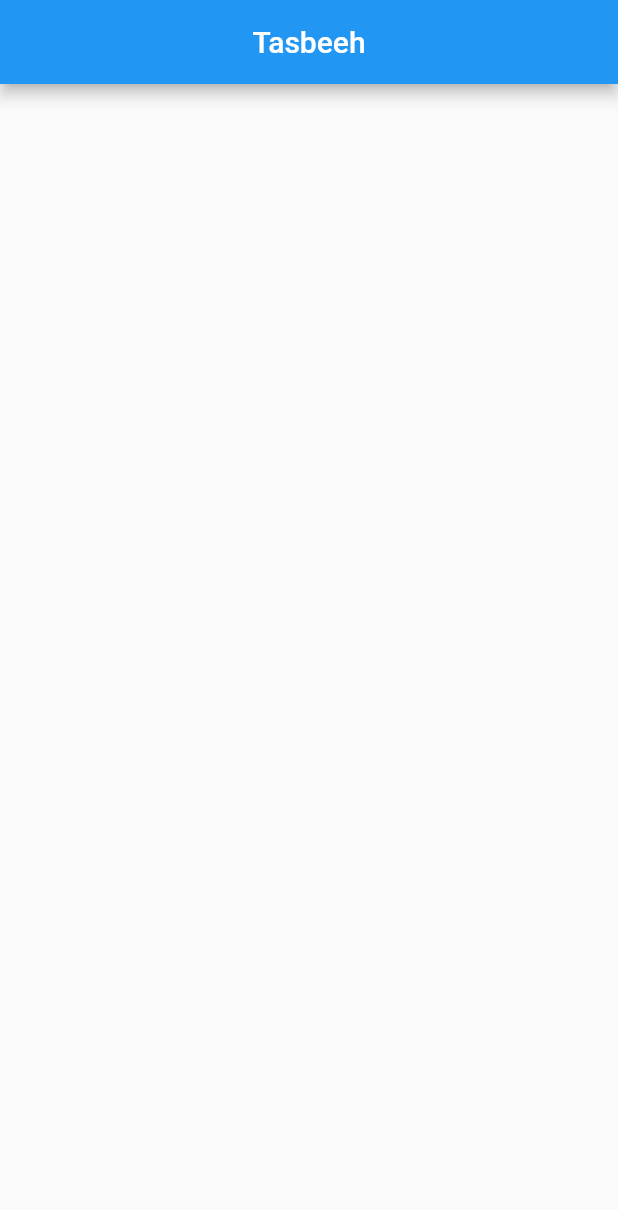
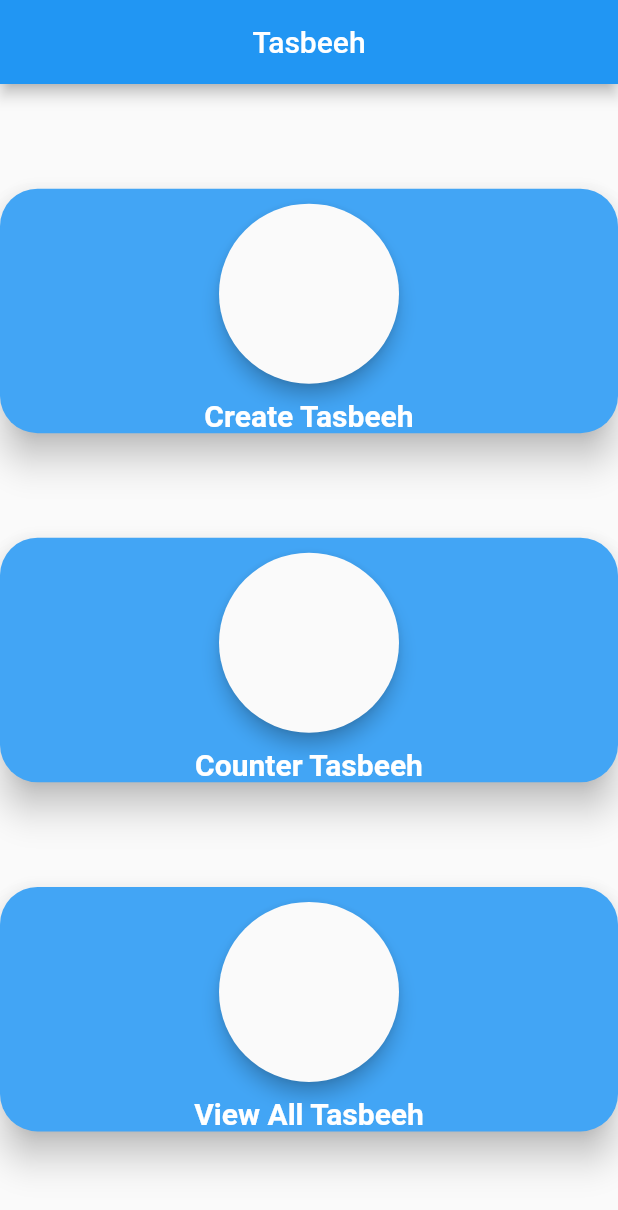
Before and after one commit to suleman24/Mobile-Apps, a Flutter app: the screen it shows after launch, on a phone screen of 412 x 824 dp. Shown: the top 1210 px of the screen. Run offline on Flutter 3.47's test engine with Material 2 defaults, Android fonts, the phone set to English and light mode, and no system bars; our stand-ins replace font_awesome_flutter, rflutter_alert; missing offline and left inert: splash_screen_view.

Commit message:
homepage design

```diff
--- /dev/null
+++ b/Tasbeeh App (Mid)/tasbeeh/lib/create.dart
@@ -0,0 +1,30 @@
+import 'package:flutter/cupertino.dart';
+import 'package:flutter/material.dart';
+
+class create extends StatefulWidget {
+  @override
+  _createState createState() => _createState();
+}
+
+class _createState extends State<create> {
+  TextEditingController tname = TextEditingController();
+  TextEditingController tcount = TextEditingController();
+
+  var name;
+  var count;
+
+  @override
+  Widget build(BuildContext context) {
+    return Scaffold(
+      appBar: AppBar(
+        title: Text('Creae Tasbeeh'),
+      ),
+      body: SafeArea(
+        child: Padding(
+          padding: EdgeInsets.symmetric(horizontal: 10.0),
+
+        ),
+      ),
+    );
+  }
+}
--- a/Tasbeeh App (Mid)/tasbeeh/lib/home.dart
+++ b/Tasbeeh App (Mid)/tasbeeh/lib/home.dart
@@ -1,6 +1,7 @@
 
 import 'package:flutter/material.dart';
 
+import 'create.dart';
 import 'main.dart';
 
 
@@ -24,167 +25,160 @@ class home extends StatelessWidget {
 
               children: [
 
-                //
-                // InkWell(
-                //   onTap: (){
-                //     Navigator.push(context,
-                //         MaterialPageRoute(builder: (context) => ()));
-                //   },
-                //   child: Material(
-                //     color: Colors.blue[400],
-                //     elevation: 10.0,
-                //     borderRadius: BorderRadius.circular(25.0),
-                //     child: Container(
-                //       child: Column(
-                //         children: <Widget>[
-                //           Padding(
-                //             padding: EdgeInsets.symmetric(
-                //               vertical: 10.0,
-                //             ),
-                //             child: Material(
-                //               elevation: 5.0,
-                //               borderRadius: BorderRadius.circular(100.0),
-                //               child: Container(
-                //                 // changing from 200 to 150 as to look better
-                //                 height: 120.0,
-                //                 width: 120.0,
-                //                 child: ClipOval(
-                //                   child: Image(
-                //                     fit: BoxFit.cover,
-                //                     image: AssetImage(
-                //                       'images/truefalse.png',
-                //                     ),
-                //                   ),
-                //                 ),
-                //               ),
-                //             ),
-                //           ),
-                //           Center(
-                //             child: Text(
-                //               'True / False',
-                //               style: TextStyle(
-                //                 fontSize: 20.0,
-                //                 color: Colors.white,
-                //
-                //                 fontWeight: FontWeight.w700,
-                //               ),
-                //             ),
-                //           ),
-                //
-                //         ],
-                //       ),
+
+                InkWell(
+                  onTap: (){
+                    Navigator.push(context,
+                        MaterialPageRoute(builder: (context) => create()));
+                  },
+                  child: Material(
+                    color: Colors.blue[400],
+                    elevation: 10.0,
+                    borderRadius: BorderRadius.circular(25.0),
+                    child: Container(
+                      child: Column(
+                        children: <Widget>[
+                          Padding(
+                            padding: EdgeInsets.symmetric(
+                              vertical: 10.0,
+                            ),
+                            child: Material(
+                              elevation: 5.0,
+                              borderRadius: BorderRadius.circular(100.0),
+                              child: Container(
+                                // changing from 200 to 150 as to look better
+                                height: 120.0,
+                                width: 120.0,
+                                // child: ClipOval(
+                                //   child: Image(
+                                //     fit: BoxFit.cover,
+                                //     image: AssetImage(
+                                //       'images/truefalse.png',
                                 //     ),
                                 //   ),
                                 // ),
-                //
-                // InkWell(
-                //   onTap: (){
-                //     Navigator.push(context,
-                //         MaterialPageRoute(builder: (context) => ()));
-                //   },
-                //   child: Material(
-                //     color: Colors.red[300],
-                //     elevation: 10.0,
-                //     borderRadius: BorderRadius.circular(25.0),
-                //     child: Container(
-                //       child: Column(
-                //         children: <Widget>[
-                //           Padding(
-                //             padding: EdgeInsets.symmetric(
-                //               vertical: 10.0,
-                //             ),
-                //             child: Material(
-                //               elevation: 5.0,
-                //               borderRadius: BorderRadius.circular(100.0),
-                //               child: Container(
-                //                 // changing from 200 to 150 as to look better
-                //                 height: 120.0,
-                //                 width: 120.0,
-                //                 child: ClipOval(
-                //                   child: Image(
-                //                     fit: BoxFit.cover,
-                //                     image: AssetImage(
-                //                       'images/cpp.png',
-                //                     ),
-                //                   ),
-                //                 ),
-                //               ),
-                //             ),
-                //           ),
-                //           Center(
-                //             child: Text(
-                //               'Multiple Choice',
-                //               style: TextStyle(
-                //                 fontSize: 20.0,
-                //                 color: Colors.white,
-                //
-                //                 fontWeight: FontWeight.w700,
-                //               ),
-                //             ),
-                //           ),
-                //
-                //         ],
-                //       ),
+                              ),
+                            ),
+                          ),
+                          Center(
+                            child: Text(
+                              'Create Tasbeeh',
+                              style: TextStyle(
+                                fontSize: 20.0,
+                                color: Colors.white,
+
+                                fontWeight: FontWeight.w700,
+                              ),
+                            ),
+                          ),
+
+                        ],
+                      ),
+                    ),
+                  ),
+                ),
+                InkWell(
+                  onTap: (){
+                    Navigator.push(context,
+                        MaterialPageRoute(builder: (context) => create()));
+                  },
+                  child: Material(
+                    color: Colors.blue[400],
+                    elevation: 10.0,
+                    borderRadius: BorderRadius.circular(25.0),
+                    child: Container(
+                      child: Column(
+                        children: <Widget>[
+                          Padding(
+                            padding: EdgeInsets.symmetric(
+                              vertical: 10.0,
+                            ),
+                            child: Material(
+                              elevation: 5.0,
+                              borderRadius: BorderRadius.circular(100.0),
+                              child: Container(
+                                // changing from 200 to 150 as to look better
+                                height: 120.0,
+                                width: 120.0,
+                                // child: ClipOval(
+                                //   child: Image(
+                                //     fit: BoxFit.cover,
+                                //     image: AssetImage(
+                                //       'images/truefalse.png',
                                 //     ),
                                 //   ),
                                 // ),
-                //
-                //
-                //
-                //
-                //
-                //
-                // InkWell(
-                //   onTap: (){
-                //     Navigator.push(context,
-                //         MaterialPageRoute(builder: (context) => ()));
-                //   },
-                //   child: Material(
-                //     color: Colors.teal[500],
-                //     elevation: 10.0,
-                //     borderRadius: BorderRadius.circular(25.0),
-                //     child: Container(
-                //       child: Column(
-                //         children: <Widget>[
-                //           Padding(
-                //             padding: EdgeInsets.symmetric(
-                //               vertical: 10.0,
-                //             ),
-                //             child: Material(
-                //               elevation: 5.0,
-                //               borderRadius: BorderRadius.circular(100.0),
-                //               child: Container(
-                //                 // changing from 200 to 150 as to look better
-                //                 height: 120.0,
-                //                 width: 120.0,
-                //                 child: ClipOval(
-                //                   child: Image(
-                //                     fit: BoxFit.cover,
-                //                     image: AssetImage(
-                //                       'images/me.png',
-                //                     ),
-                //                   ),
-                //                 ),
-                //               ),
-                //             ),
-                //           ),
-                //           Center(
-                //             child: Text(
-                //               'About',
-                //               style: TextStyle(
-                //                 fontSize: 20.0,
-                //                 color: Colors.white,
-                //
-                //                 fontWeight: FontWeight.w700,
-                //               ),
-                //             ),
-                //           ),
-                //
-                //         ],
-                //       ),
+                              ),
+                            ),
+                          ),
+                          Center(
+                            child: Text(
+                              'Counter Tasbeeh',
+                              style: TextStyle(
+                                fontSize: 20.0,
+                                color: Colors.white,
+
+                                fontWeight: FontWeight.w700,
+                              ),
+                            ),
+                          ),
+
+                        ],
+                      ),
+                    ),
+                  ),
+                ),
+                InkWell(
+                  onTap: (){
+                    Navigator.push(context,
+                        MaterialPageRoute(builder: (context) => create()));
+                  },
+                  child: Material(
+                    color: Colors.blue[400],
+                    elevation: 10.0,
+                    borderRadius: BorderRadius.circular(25.0),
+                    child: Container(
+                      child: Column(
+                        children: <Widget>[
+                          Padding(
+                            padding: EdgeInsets.symmetric(
+                              vertical: 10.0,
+                            ),
+                            child: Material(
+                              elevation: 5.0,
+                              borderRadius: BorderRadius.circular(100.0),
+                              child: Container(
+                                // changing from 200 to 150 as to look better
+                                height: 120.0,
+                                width: 120.0,
+                                // child: ClipOval(
+                                //   child: Image(
+                                //     fit: BoxFit.cover,
+                                //     image: AssetImage(
+                                //       'images/truefalse.png',
                                 //     ),
                                 //   ),
                                 // ),
+                              ),
+                            ),
+                          ),
+                          Center(
+                            child: Text(
+                              'View All Tasbeeh',
+                              style: TextStyle(
+                                fontSize: 20.0,
+                                color: Colors.white,
+
+                                fontWeight: FontWeight.w700,
+                              ),
+                            ),
+                          ),
+
+                        ],
+                      ),
+                    ),
+                  ),
+                ),
 
 
 
--- a/Tasbeeh App (Mid)/tasbeeh/pubspec.yaml
+++ b/Tasbeeh App (Mid)/tasbeeh/pubspec.yaml
@@ -36,6 +36,7 @@ dependencies:
   cupertino_icons: ^1.0.2
   rflutter_alert: ^2.0.4
   splash_screen_view: ^3.0.0
+  advance_text_field: ^0.0.5
 
 dev_dependencies:
   flutter_test:
```
Also changed, not shown: Tasbeeh App (Mid)/tasbeeh/pubspec.lock. Lines whose indentation alone changed are shown as unchanged.
